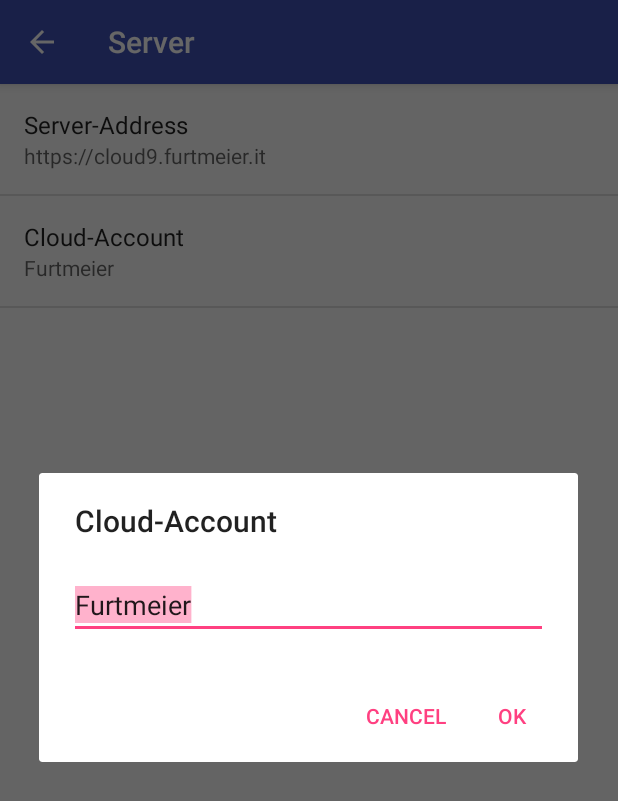
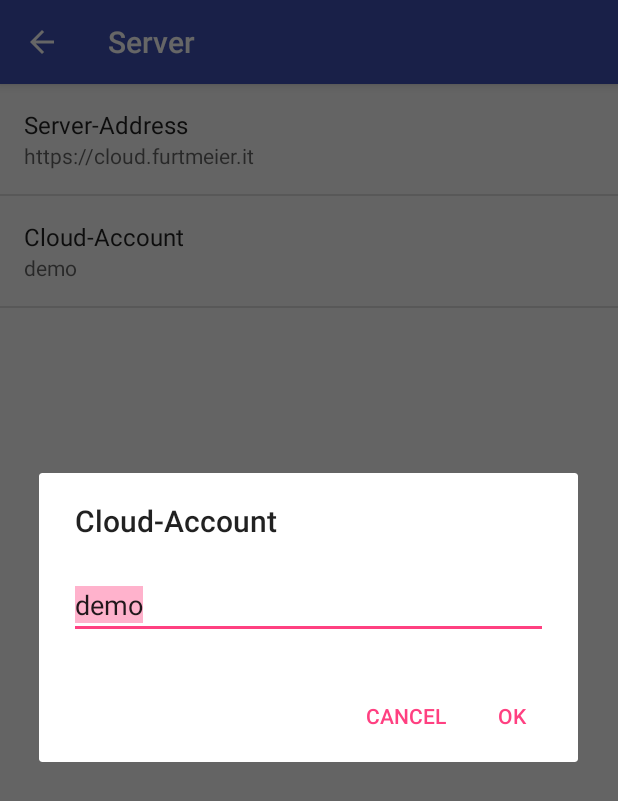
Before and after one commit to nemiah/supportBoxAndroid, an Android app: the ActivitySettings screen opened directly, with no data from a screen before it, after a tap on "Cloud-Account", on a phone screen of 412 x 824 dp. Shown: the top 801 px of the screen. Run offline under Robolectric (Android 15) with nearby library versions, the phone set to English and light mode, and no system bars; 2 other taps on this screen came first.

Commit message:
removed wake lock

```diff
--- a/app/src/main/java/it/furtmeier/supportboxandroid/ActivityMain.java
+++ b/app/src/main/java/it/furtmeier/supportboxandroid/ActivityMain.java
@@ -22,7 +22,6 @@ public class ActivityMain extends Activity {
 
 	@Override
 	protected void onCreate(Bundle savedInstanceState) {
-		//Log.d("multiPOS",  "I'm here!");
 
 		super.onCreate(savedInstanceState);
 		running = true;
@@ -46,7 +45,7 @@ public class ActivityMain extends Activity {
 	public void refreshWebView() {
 		SharedPreferences sharedPrefs = PreferenceManager.getDefaultSharedPreferences(this);
 		String url = sharedPrefs.getString("server_url", getResources().getString(R.string.pref_default_server_url))+"/ubiquitous/CustomerPage/?D=supportBox/SBElectron&cloud="+sharedPrefs.getString("server_cloud", getResources().getString(R.string.pref_default_server_cloud));
-		//Log.d("multiPOS",  "Loading "+url);
+
 		webView.loadUrl(url);
 	}
 
--- a/app/src/main/java/it/furtmeier/supportboxandroid/SupportBoxWebView.java
+++ b/app/src/main/java/it/furtmeier/supportboxandroid/SupportBoxWebView.java
@@ -20,7 +20,7 @@ public class SupportBoxWebView extends WebView {
 		final SupportBoxWebView view = this;
 		final ActivityMain activity = multiPOSAndroid;
 
-		setKeepScreenOn(true);
+		//setKeepScreenOn(true);
 
 		WebSettings webSettings = getSettings();
 		webSettings.setJavaScriptEnabled(true);
--- a/app/src/main/res/values/strings.xml
+++ b/app/src/main/res/values/strings.xml
@@ -29,8 +29,8 @@
 
     <string name="pref_header_general">Server</string>
 
-    <string name="pref_default_server_url">https://cloud9.furtmeier.it</string>
-    <string name="pref_default_server_cloud">Furtmeier</string>
+    <string name="pref_default_server_url">https://cloud.furtmeier.it</string>
+    <string name="pref_default_server_cloud">demo</string>
     <string name="pref_default_server_kasse">1</string>
 
     <string name="pref_title_server_url">Server-Address</string>
```
Also changed, not shown: app/src/main/res/mipmap-hdpi/ic_launcher.png, app/src/main/res/mipmap-mdpi/ic_launcher.png, app/src/main/res/mipmap-xhdpi/ic_launcher.png, app/src/main/res/mipmap-xxhdpi/ic_launcher.png, app/src/main/res/mipmap-xxxhdpi/ic_launcher.png, app/src/main/web_hi_res_512.png, 167 other files.
